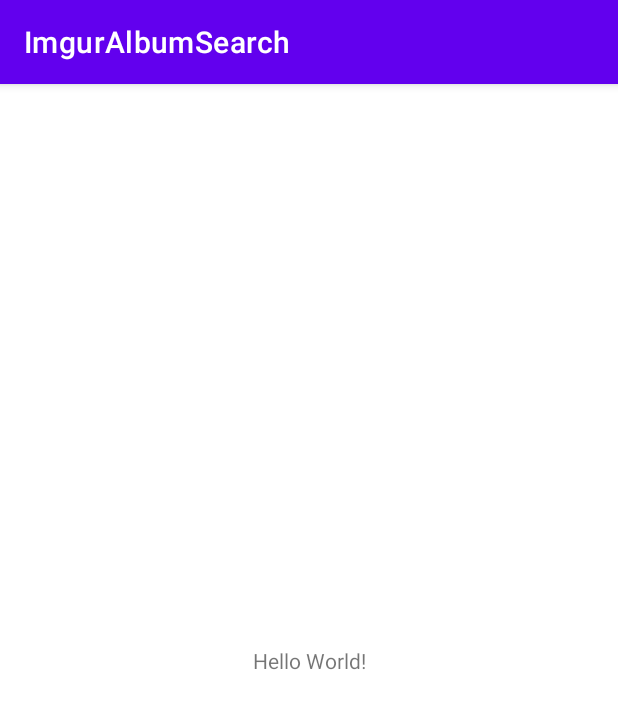
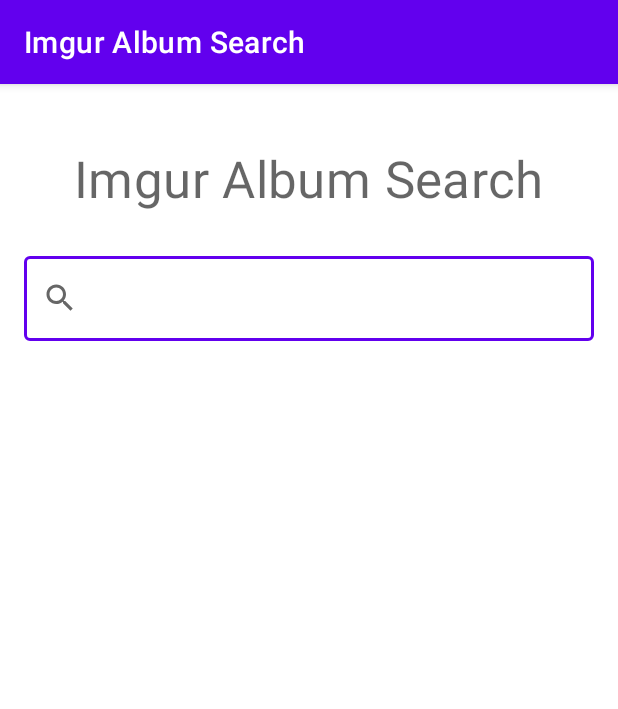
Before and after one commit to jwzerg/ImgurAlbumSearch, an Android app: the screen it shows after launch (HomeActivity), on a phone screen of 412 x 824 dp. Shown: the top 709 px of the screen. Run offline under Robolectric (Android 15) with nearby library versions, the phone set to English and light mode, and no system bars; our stand-ins replace Dagger/Hilt's generated code.

Commit message:
Implement the UI for the home page
Implement the UI that allows users to perform search and then display the returned album list.

This commit doesn't contains the  logic for performing search.

```diff
--- a/app/app/src/main/AndroidManifest.xml
+++ b/app/app/src/main/AndroidManifest.xml
@@ -2,16 +2,17 @@
 <manifest xmlns:android="http://schemas.android.com/apk/res/android"
     package="com.imguralbumsearch">
 
-    <uses-permission android:name="android.permission.INTERNET"/>
+    <uses-permission android:name="android.permission.INTERNET" />
 
     <application
+        android:name=".ImgurAlbumSearchApplication"
         android:allowBackup="true"
         android:icon="@mipmap/ic_launcher"
         android:label="@string/app_name"
         android:roundIcon="@mipmap/ic_launcher_round"
         android:supportsRtl="true"
         android:theme="@style/Theme.ImgurAlbumSearch">
-        <activity android:name=".HomeActivity">
+        <activity android:name=".home.HomeActivity">
             <intent-filter>
                 <action android:name="android.intent.action.MAIN" />
                 <category android:name="android.intent.category.LAUNCHER" />
--- a/app/app/src/main/java/com/imguralbumsearch/HomeActivity.kt
+++ /dev/null
@@ -1,11 +0,0 @@
-package com.imguralbumsearch
-
-import androidx.appcompat.app.AppCompatActivity
-import android.os.Bundle
-
-class HomeActivity : AppCompatActivity() {
-    override fun onCreate(savedInstanceState: Bundle?) {
-        super.onCreate(savedInstanceState)
-        setContentView(R.layout.activity_home)
-    }
-}
--- /dev/null
+++ b/app/app/src/main/java/com/imguralbumsearch/ImgurAlbumSearchApplication.kt
@@ -0,0 +1,8 @@
+package com.imguralbumsearch
+
+import android.app.Application
+import dagger.hilt.android.HiltAndroidApp
+
+@HiltAndroidApp
+class ImgurAlbumSearchApplication : Application() {
+}
--- /dev/null
+++ b/app/app/src/main/java/com/imguralbumsearch/home/AlbumListView.kt
@@ -0,0 +1,130 @@
+package com.imguralbumsearch.home
+
+import android.content.Context
+import android.util.AttributeSet
+import android.view.LayoutInflater
+import android.view.View
+import android.widget.FrameLayout
+import androidx.recyclerview.widget.RecyclerView
+import androidx.recyclerview.widget.StaggeredGridLayoutManager
+import com.imguralbumsearch.R
+import com.imguralbumsearch.databinding.AlbumListViewBinding
+import com.imguralbumsearch.rpc.Album
+import com.imguralbumsearch.utils.Result
+
+private const val STAGGERED_GRID_LAYOUT_SPANS = 2
+
+/** An object that represents the state of an AlbumListView. */
+data class AlbumListViewState(
+    val showAlbum: Boolean = true,
+    val albums: List<Album> = listOf(),
+)
+
+/** The view that displays a list of albums. */
+class AlbumListView : FrameLayout, AlbumListViewAdapter.OnClickAlbumListener {
+
+    private val viewBinding: AlbumListViewBinding
+    private val albumListViewAdapter = AlbumListViewAdapter(this)
+
+    private var viewListener: AlbumListViewListener? = null
+
+    constructor(context: Context) : this(context, null)
+
+    constructor(context: Context, attrs: AttributeSet?) : this(context, attrs, 0)
+
+    constructor(
+        context: Context, attrs: AttributeSet?, defStyleAttr: Int
+    ) : this(context, attrs, defStyleAttr, 0)
+
+    constructor(
+        context: Context, attrs: AttributeSet?, defStyleAttr: Int, defStyleRes: Int
+    ) : super(
+        context,
+        attrs,
+        defStyleAttr,
+        defStyleRes
+    ) {
+        viewBinding = AlbumListViewBinding.inflate(
+            LayoutInflater.from(context), this, /* attachToParent= */true
+        )
+
+        viewBinding.albumList.apply {
+            adapter = albumListViewAdapter
+            layoutManager = StaggeredGridLayoutManager(/* spanCount= */ STAGGERED_GRID_LAYOUT_SPANS,
+                RecyclerView.VERTICAL
+            )
+        }
+    }
+
+    override fun onClickAlbum(album: Album) {
+        checkNotNull(viewListener).onClickAlbum(album)
+    }
+
+    fun bindView(viewData: Result<AlbumListViewState>, listener: AlbumListViewListener) {
+        this.viewListener = listener
+
+        when (viewData) {
+            is Result.Loading -> showLoadingSpinner()
+            is Result.Error -> showErrorMessage()
+            else -> {
+                val viewState = (viewData as Result.Success<AlbumListViewState>).data
+                if (!viewState.showAlbum) {
+                    // This only happens when this view is shown for the first time.
+                    hideView()
+                } else {
+                    if (viewState.albums.isEmpty()) {
+                        showNoAlbumFoundMessage()
+                    } else {
+                        showAlbums(viewState)
+                    }
+                }
+            }
+        }
+    }
+
+    private fun hideView() {
+        viewBinding.message.visibility = View.GONE
+        viewBinding.albumList.visibility = View.GONE
+        viewBinding.loadingSpinner.visibility = View.GONE
+    }
+
+    private fun showLoadingSpinner() {
+        viewBinding.message.visibility = View.GONE
+        viewBinding.albumList.visibility = View.GONE
+
+        viewBinding.loadingSpinner.visibility = View.VISIBLE
+    }
+
+    private fun showErrorMessage() {
+        viewBinding.loadingSpinner.visibility = View.GONE
+        viewBinding.albumList.visibility = View.GONE
+
+        viewBinding.message.apply {
+            text = resources.getString(R.string.error_message)
+            visibility = View.VISIBLE
+        }
+    }
+
+    private fun showNoAlbumFoundMessage() {
+        viewBinding.loadingSpinner.visibility = View.GONE
+        viewBinding.albumList.visibility = View.GONE
+
+        viewBinding.message.apply {
+            text = resources.getString(R.string.no_album_found_message)
+            viewBinding.message.visibility = View.VISIBLE
+        }
+    }
+
+    private fun showAlbums(viewState: AlbumListViewState) {
+        viewBinding.loadingSpinner.visibility = View.GONE
+        viewBinding.message.visibility = View.GONE
+
+        albumListViewAdapter.submitList(viewState.albums)
+        viewBinding.albumList.visibility = View.VISIBLE
+    }
+
+    /** A listener triggered when users tap on an album in this view. */
+    interface AlbumListViewListener {
+        fun onClickAlbum(album: Album)
+    }
+}
--- /dev/null
+++ b/app/app/src/main/java/com/imguralbumsearch/home/HomeActivity.kt
@@ -0,0 +1,24 @@
+package com.imguralbumsearch.home
+
+import androidx.appcompat.app.AppCompatActivity
+import android.os.Bundle
+import com.imguralbumsearch.R
+import com.imguralbumsearch.databinding.HomeActivityBinding
+import dagger.hilt.android.AndroidEntryPoint
+
+/** The container Activity that holds the home page. */
+@AndroidEntryPoint
+class HomeActivity : AppCompatActivity() {
+    override fun onCreate(savedInstanceState: Bundle?) {
+        super.onCreate(savedInstanceState)
+
+        val viewBinding = HomeActivityBinding.inflate(layoutInflater)
+        setContentView(viewBinding.root)
+
+        if (savedInstanceState == null) {
+            supportFragmentManager.beginTransaction()
+                .replace(R.id.container, HomeFragment.newInstance())
+                .commitNow()
+        }
+    }
+}
--- /dev/null
+++ b/app/app/src/main/java/com/imguralbumsearch/home/HomeFragment.kt
@@ -0,0 +1,76 @@
+package com.imguralbumsearch.home
+
+import android.content.Context
+import android.os.Bundle
+import androidx.fragment.app.Fragment
+import android.view.LayoutInflater
+import android.view.View
+import android.view.ViewGroup
+import android.view.inputmethod.EditorInfo
+import android.view.inputmethod.InputMethodManager
+import androidx.fragment.app.viewModels
+import androidx.lifecycle.Observer
+import com.imguralbumsearch.databinding.HomeFragmentBinding
+import com.imguralbumsearch.rpc.Album
+import dagger.hilt.android.AndroidEntryPoint
+import com.imguralbumsearch.utils.Result
+
+@AndroidEntryPoint
+class HomeFragment : Fragment(), AlbumListView.AlbumListViewListener {
+
+    private lateinit var fragmentViewBinding: HomeFragmentBinding
+    private val viewModel by viewModels<HomeViewModel>()
+
+    override fun onCreateView(
+        inflater: LayoutInflater, container: ViewGroup?,
+        savedInstanceState: Bundle?
+    ): View? {
+        fragmentViewBinding =
+            HomeFragmentBinding.inflate(inflater, container, /* attachToParent= */false)
+
+        setupSearchBox()
+        setupAlbumListView()
+
+        return fragmentViewBinding.root
+    }
+
+    override fun onClickAlbum(album: Album) {
+        // TODO: Navigate to the album page.
+    }
+
+    private fun setupAlbumListView() {
+        viewModel.getAlbumListLiveData()
+            .observe(viewLifecycleOwner, Observer<Result<AlbumListViewState>> { viewState ->
+                fragmentViewBinding.albumListView.bindView(viewState, this@HomeFragment)
+            })
+    }
+
+    private fun setupSearchBox() {
+        fragmentViewBinding.searchBox.editText?.setOnEditorActionListener { editText, actionId, _ ->
+            when (actionId) {
+                EditorInfo.IME_ACTION_SEARCH -> {
+                    performSearchAlbum(editText.text.toString())
+                    true
+                }
+                else -> false
+            }
+        }
+    }
+
+    private fun performSearchAlbum(query: String) {
+        // Hide IME before performing the search.
+        fragmentViewBinding.searchBox.clearFocus()
+        val inputMethodManager =
+            requireActivity()
+                .getSystemService(Context.INPUT_METHOD_SERVICE) as InputMethodManager
+        inputMethodManager.hideSoftInputFromWindow(
+            fragmentViewBinding.searchBox.windowToken, /* flags= */0
+        )
+
+        // Todo: send request to fetch albums.
+    }
+
+    companion object {
+        fun newInstance() = HomeFragment()
+    }
+}
--- /dev/null
+++ b/app/app/src/main/java/com/imguralbumsearch/home/HomeViewModel.kt
@@ -0,0 +1,19 @@
+package com.imguralbumsearch.home
+
+import androidx.lifecycle.LiveData
+import androidx.lifecycle.MutableLiveData
+import androidx.lifecycle.ViewModel
+import com.imguralbumsearch.utils.Result
+import dagger.hilt.android.lifecycle.HiltViewModel
+import javax.inject.Inject
+
+@HiltViewModel
+class HomeViewModel @Inject constructor() : ViewModel() {
+
+    private val albumListLiveData =
+        MutableLiveData<Result<AlbumListViewState>>(
+            Result.Success(AlbumListViewState(showAlbum = false))
+        )
+
+    fun getAlbumListLiveData(): LiveData<Result<AlbumListViewState>> = albumListLiveData
+}
--- /dev/null
+++ b/app/app/src/main/java/com/imguralbumsearch/utils/Result.kt
@@ -0,0 +1,8 @@
+package com.imguralbumsearch.utils
+
+/** A helper class to wrap the status when we send request to fetch data. */
+sealed class Result<out T> {
+    data class Success<out T>(val data: T) : Result<T>()
+    data class Error(val throwable: Throwable) : Result<Nothing>()
+    object Loading : Result<Nothing>()
+}
--- /dev/null
+++ b/app/app/src/main/res/drawable/ic_search.xml
@@ -0,0 +1,5 @@
+<vector android:height="24dp" android:tint="#757575"
+    android:viewportHeight="24" android:viewportWidth="24"
+    android:width="24dp" xmlns:android="http://schemas.android.com/apk/res/android">
+    <path android:fillColor="@android:color/white" android:pathData="M15.5,14h-0.79l-0.28,-0.27C15.41,12.59 16,11.11 16,9.5 16,5.91 13.09,3 9.5,3S3,5.91 3,9.5 5.91,16 9.5,16c1.61,0 3.09,-0.59 4.23,-1.57l0.27,0.28v0.79l5,4.99L20.49,19l-4.99,-5zM9.5,14C7.01,14 5,11.99 5,9.5S7.01,5 9.5,5 14,7.01 14,9.5 11.99,14 9.5,14z"/>
+</vector>
--- a/app/app/src/main/res/layout/activity_home.xml
+++ /dev/null
@@ -1,16 +0,0 @@
-<?xml version="1.0" encoding="utf-8"?>
-<androidx.constraintlayout.widget.ConstraintLayout xmlns:android="http://schemas.android.com/apk/res/android"
-    xmlns:app="http://schemas.android.com/apk/res-auto"
-    android:layout_width="match_parent"
-    android:layout_height="match_parent">
-
-    <TextView
-        android:layout_width="wrap_content"
-        android:layout_height="wrap_content"
-        android:text="Hello World!"
-        app:layout_constraintBottom_toBottomOf="parent"
-        app:layout_constraintLeft_toLeftOf="parent"
-        app:layout_constraintRight_toRightOf="parent"
-        app:layout_constraintTop_toTopOf="parent" />
-
-</androidx.constraintlayout.widget.ConstraintLayout>
--- /dev/null
+++ b/app/app/src/main/res/layout/home_activity.xml
@@ -0,0 +1,5 @@
+<?xml version="1.0" encoding="utf-8"?>
+<FrameLayout xmlns:android="http://schemas.android.com/apk/res/android"
+    android:id="@+id/container"
+    android:layout_width="match_parent"
+    android:layout_height="match_parent" />
--- /dev/null
+++ b/app/app/src/main/res/layout/home_fragment.xml
@@ -0,0 +1,51 @@
+<?xml version="1.0" encoding="utf-8"?>
+<androidx.core.widget.NestedScrollView xmlns:android="http://schemas.android.com/apk/res/android"
+    xmlns:app="http://schemas.android.com/apk/res-auto"
+    android:layout_width="match_parent"
+    android:layout_height="match_parent">
+
+    <LinearLayout
+        android:layout_width="match_parent"
+        android:layout_height="match_parent"
+        android:orientation="vertical">
+
+        <TextView
+            android:id="@+id/app_title"
+            android:layout_width="wrap_content"
+            android:layout_height="wrap_content"
+            android:layout_gravity="center_horizontal"
+            android:layout_marginStart="16dp"
+            android:layout_marginTop="40dp"
+            android:layout_marginEnd="16dp"
+            android:layout_marginBottom="24dp"
+            android:text="@string/app_name"
+            android:textAppearance="@style/TextAppearance.MaterialComponents.Headline4" />
+
+        <com.google.android.material.textfield.TextInputLayout
+            android:id="@+id/search_box"
+            style="@style/Widget.MaterialComponents.TextInputLayout.OutlinedBox"
+            android:layout_width="match_parent"
+            android:layout_height="wrap_content"
+            android:layout_marginStart="16dp"
+            android:layout_marginEnd="16dp"
+            android:layout_marginBottom="30dp"
+            app:startIconDrawable="@drawable/ic_search">
+
+            <com.google.android.material.textfield.TextInputEditText
+                android:id="@+id/search_field"
+                android:layout_width="match_parent"
+                android:layout_height="wrap_content"
+                android:imeOptions="actionSearch"
+                android:inputType="text"
+                android:maxLines="1" />
+
+        </com.google.android.material.textfield.TextInputLayout>
+
+        <com.imguralbumsearch.home.AlbumListView
+            android:id="@+id/album_list_view"
+            android:layout_width="match_parent"
+            android:layout_height="match_parent"
+            android:layout_marginBottom="16dp" />
+
+    </LinearLayout>
+</androidx.core.widget.NestedScrollView>
--- a/app/app/src/main/res/values/strings.xml
+++ b/app/app/src/main/res/values/strings.xml
@@ -1,3 +1,7 @@
 <resources>
-    <string name="app_name">ImgurAlbumSearch</string>
+    <string name="app_name">Imgur Album Search</string>
+
+    <string name="error_message">Something went wrong</string>
+    <string name="no_album_found_message">We cannot find any related albums</string>
+
 </resources>
```
Also changed, not shown: app/app/src/main/java/com/imguralbumsearch/home/AlbumListViewAdapter.kt (added, +71 -0 lines), app/app/src/main/java/com/imguralbumsearch/rpc/ImgurSearchService.kt (added, +5 -0 lines), app/app/src/main/res/layout/album_item_view.xml (added, +36 -0 lines), app/app/src/main/res/layout/album_list_view.xml (added, +31 -0 lines), app/app/src/main/res/drawable/image_placeholder.png (added).
